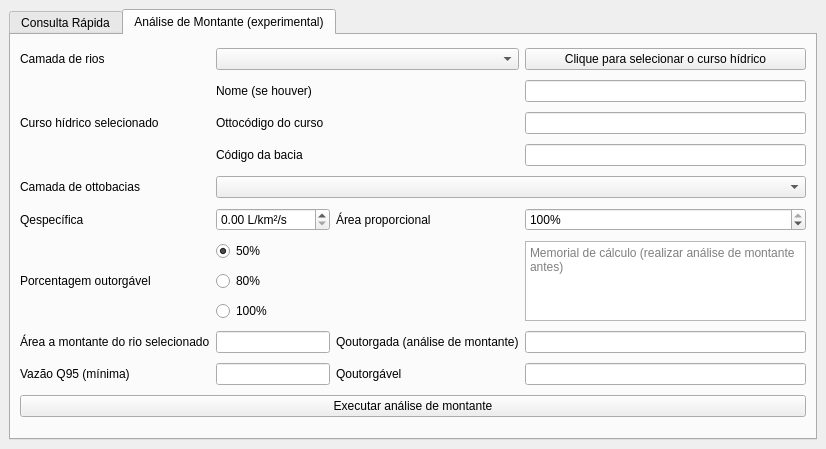
First picture: the form in iat_teste_dockwidget_base.ui, repository zyngra/IatTeste, before the edit.
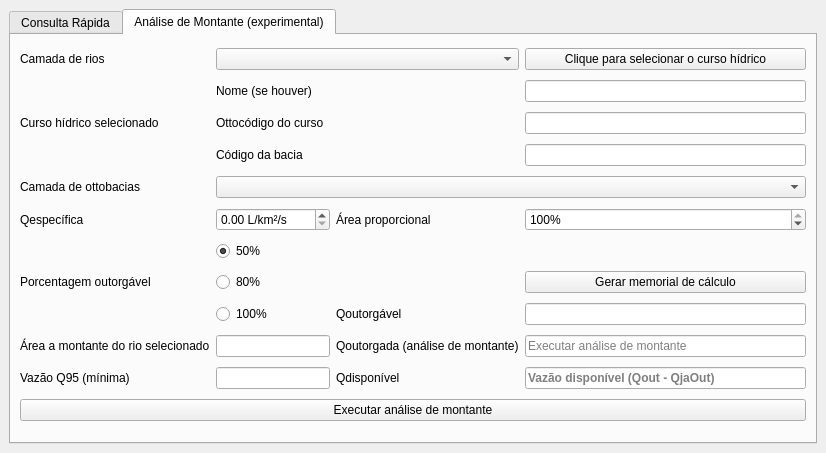
Second picture: the form after the edit. The open tabs and pages were chosen to show the change. Custom widgets are drawn as their Qt base class.

Commit message: Teste principal. Ferramenta de análise parcialmente estável. Estarei compactando e instalando manualmente para teste em ambiente de produção antes de dar um push main.

Patch:
```diff
--- a/iat_teste_dockwidget_base.ui
+++ b/iat_teste_dockwidget_base.ui
@@ -7,7 +7,7 @@
     <x>0</x>
     <y>0</y>
     <width>826</width>
-    <height>449</height>
+    <height>453</height>
    </rect>
   </property>
   <property name="windowTitle">
@@ -122,16 +122,6 @@
           </property>
          </widget>
         </item>
-        <item row="18" column="4">
-         <widget class="QLineEdit" name="disp_qoutorgavel">
-          <property name="dragEnabled">
-           <bool>true</bool>
-          </property>
-          <property name="readOnly">
-           <bool>true</bool>
-          </property>
-         </widget>
-        </item>
         <item row="18" column="1" colspan="2">
          <widget class="QLineEdit" name="disp_q95">
           <property name="text">
@@ -197,6 +187,9 @@
           <property name="readOnly">
            <bool>true</bool>
           </property>
+          <property name="placeholderText">
+           <string>Executar análise de montante</string>
+          </property>
          </widget>
         </item>
         <item row="18" column="0">
@@ -271,13 +264,6 @@
           </property>
          </widget>
         </item>
-        <item row="18" column="3">
-         <widget class="QLabel" name="label_10">
-          <property name="text">
-           <string>Qoutorgável</string>
-          </property>
-         </widget>
-        </item>
         <item row="2" column="1" colspan="2">
          <widget class="QLabel" name="label_7">
           <property name="text">
@@ -316,13 +302,53 @@
           </property>
          </widget>
         </item>
-        <item row="12" column="4" rowspan="3">
-         <widget class="QTextEdit" name="textEdit">
+        <item row="14" column="4">
+         <widget class="QLineEdit" name="disp_qoutorgavel">
+          <property name="dragEnabled">
+           <bool>true</bool>
+          </property>
+          <property name="readOnly">
+           <bool>true</bool>
+          </property>
+         </widget>
+        </item>
+        <item row="14" column="3">
+         <widget class="QLabel" name="label_10">
+          <property name="text">
+           <string>Qoutorgável</string>
+          </property>
+         </widget>
+        </item>
+        <item row="18" column="3">
+         <widget class="QLabel" name="label_13">
+          <property name="text">
+           <string>Qdisponível</string>
+          </property>
+         </widget>
+        </item>
+        <item row="18" column="4">
+         <widget class="QLineEdit" name="disp_qdisponivel">
+          <property name="font">
+           <font>
+            <weight>75</weight>
+            <bold>true</bold>
+           </font>
+          </property>
+          <property name="dragEnabled">
+           <bool>true</bool>
+          </property>
           <property name="readOnly">
            <bool>true</bool>
           </property>
           <property name="placeholderText">
-           <string>Memorial de cálculo (realizar análise de montante antes)</string>
+           <string>Vazão disponível (Qout - QjaOut)</string>
+          </property>
+         </widget>
+        </item>
+        <item row="13" column="4">
+         <widget class="QPushButton" name="btn_ger_memcalc">
+          <property name="text">
+           <string>Gerar memorial de cálculo</string>
           </property>
          </widget>
         </item>
```
Left out of the diff: 17 changed lines with no effect on the pictures. The commit also changes 3 other files.
